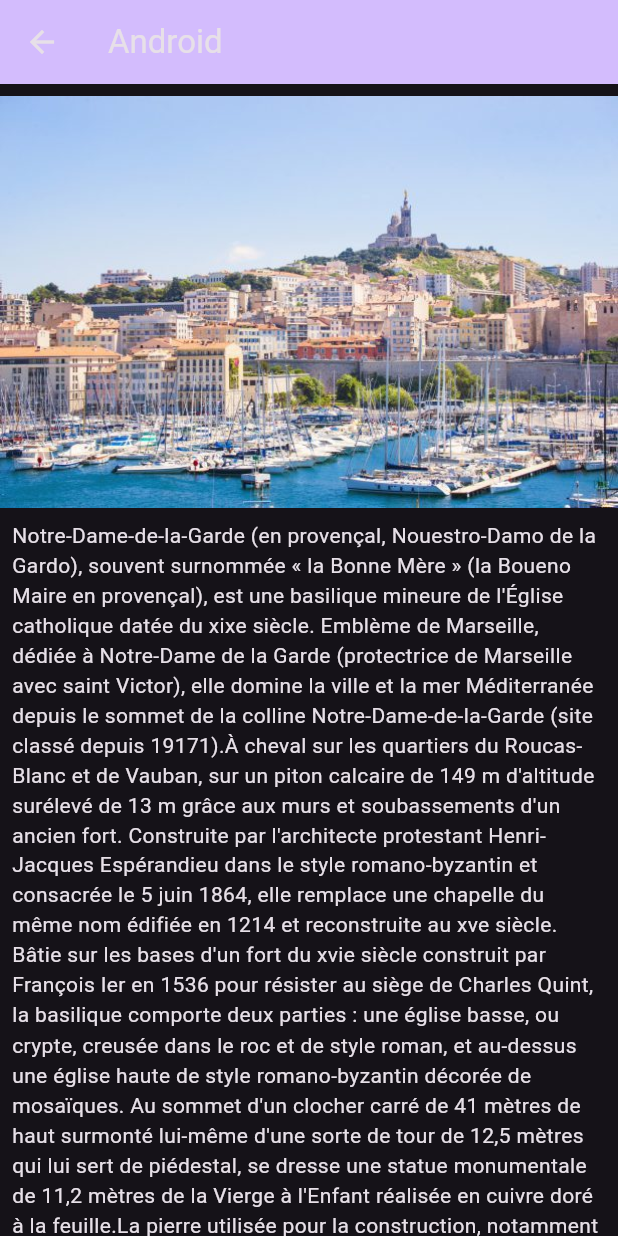
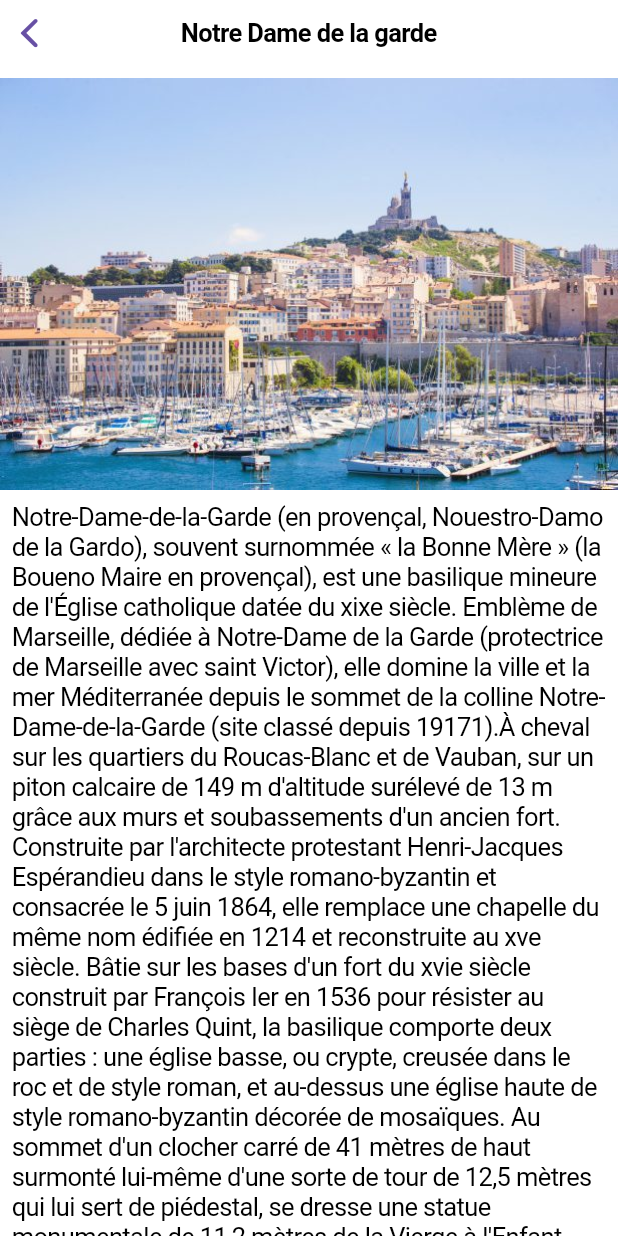
Before and after one commit to LoicLab/marseille-flutter, a Flutter app: the screen it shows after launch, after a tap on an icon or button, on a phone screen of 412 x 824 dp. Run offline on Flutter 3.47's test engine with Material 3 defaults, Android fonts, the phone set to English and light mode, and no system bars.

Commit message:
Finalizing the application

```diff
--- a/lib/adaptive_page.dart
+++ b/lib/adaptive_page.dart
@@ -1,11 +1,18 @@
 import 'package:flutter/cupertino.dart';
 import 'package:flutter/material.dart';
 
+///Classe qui permet de gérer l'affichage des pages suivant si on est sur Android ou IOS
 class AdaptivePage extends StatefulWidget{
   final TargetPlatform platform;
   final Widget page;
+  final String titleBar;
 
-  const AdaptivePage({super.key, required this.platform, required this.page});
+  const AdaptivePage({
+    super.key,
+    required this.platform,
+    required this.page,
+    required this.titleBar
+  });
 
   @override
   AdaptivePageState createState()=> AdaptivePageState();
@@ -27,14 +34,14 @@
 
   AppBar appBar() {
     return AppBar(
-        title: const Text("Android"),
+        title: Text(widget.titleBar),
         backgroundColor: Theme.of(context).colorScheme.primary,
     );
   }
 
   CupertinoNavigationBar navBar() {
     return CupertinoNavigationBar(
-        middle: const Text("iOS"),
+        middle: Text(widget.titleBar),
         backgroundColor: Theme.of(context).colorScheme.primary
     );
   }
--- a/lib/cupertino_inkwell.dart
+++ b/lib/cupertino_inkwell.dart
@@ -1,5 +1,6 @@
 import 'package:flutter/cupertino.dart';
 
+///InkWell pour IOS
 class CupertinoInkWell extends StatefulWidget {
   const CupertinoInkWell({
     super.key,
--- a/lib/datasource.dart
+++ b/lib/datasource.dart
@@ -1,7 +1,7 @@
 
 
 import 'package:marseille_flutter/place.dart';
-
+///Source de données pour les lieux
 class DataSource {
 
   List<Place> allPlaces() {
--- a/lib/main.dart
+++ b/lib/main.dart
@@ -1,7 +1,6 @@
 import 'package:flutter/cupertino.dart';
 import 'package:flutter/material.dart';
 import 'package:marseille_flutter/adaptive_page.dart';
-
 import 'liste_page.dart';
 
 void main() {
@@ -13,29 +12,42 @@
 
   @override
   Widget build(BuildContext context) {
-    final platform = Theme.of(context).platform;
+    //final platform = Theme.of(context).platform;
     //Just for test
-    //const platform = TargetPlatform.android;
+    const platform = TargetPlatform.iOS;
     bool isAndroid = (platform == TargetPlatform.android);
     return isAndroid ? androidBase(platform: platform) : iOSBase(platform: platform);
   }
-  ///Defined the theme
-  final ThemeData materialTheme = ThemeData(
-        colorScheme: ColorScheme.fromSeed(
-            seedColor: Colors.deepPurple,
-            brightness: Brightness.dark
-        ),
-        useMaterial3: true
+  ///Défini le thème
+  final ThemeData materialTheme = ThemeData.light().copyWith(
+        colorScheme: const ColorScheme.light(
+          primary: Colors.deepOrange,
+            secondary: Colors.black
+        )
+  );
+
+  ///Défini le thème sombre
+  final ThemeData materialDarkTheme = ThemeData.dark().copyWith(
+      colorScheme: const ColorScheme.light(
+        primary: Colors.deepPurple,
+        secondary: Colors.white
+      )
   );
 
   final String title = 'Marseille';
 
   MaterialApp androidBase({required TargetPlatform platform}){
     return MaterialApp(
+      themeMode: ThemeMode.system,
       title: title,
       debugShowCheckedModeBanner: false,
       theme: materialTheme,
-      home: AdaptivePage(platform: platform, page: ListePage(platform: platform))
+      darkTheme: materialDarkTheme,
+      home: AdaptivePage(
+          platform: platform,
+          page: ListePage(platform: platform),
+          titleBar: title,
+      )
     );
   }
 
@@ -52,7 +64,11 @@
         primaryColor: materialTheme.primaryColor,
         brightness: materialTheme.brightness
       ),
-      home: AdaptivePage(platform: platform, page: ListePage(platform: platform))
+      home: AdaptivePage(
+          platform: platform,
+          page: ListePage(platform: platform),
+          titleBar: title,
+      )
     );
   }
 }
--- a/lib/place.dart
+++ b/lib/place.dart
@@ -1,3 +1,4 @@
+///Lieu d'une ville
 class Place {
 
   String name;
```
Also changed, not shown: lib/liste_page.dart (+45 -22 lines), lib/place_page.dart (+5 -6 lines), images/screenshot_home_IOS.png (added), images/screenshot_home_android.png (added), images/screenshot_horizontal_home_IOS.png (added), images/screenshot_horizontal_home_android.png (added), 1 other file.
